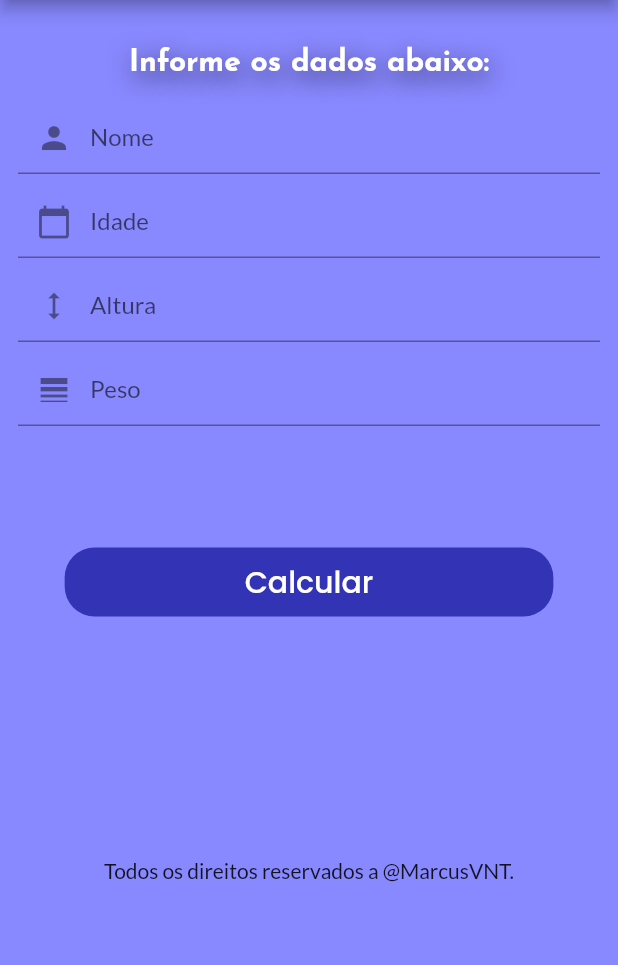
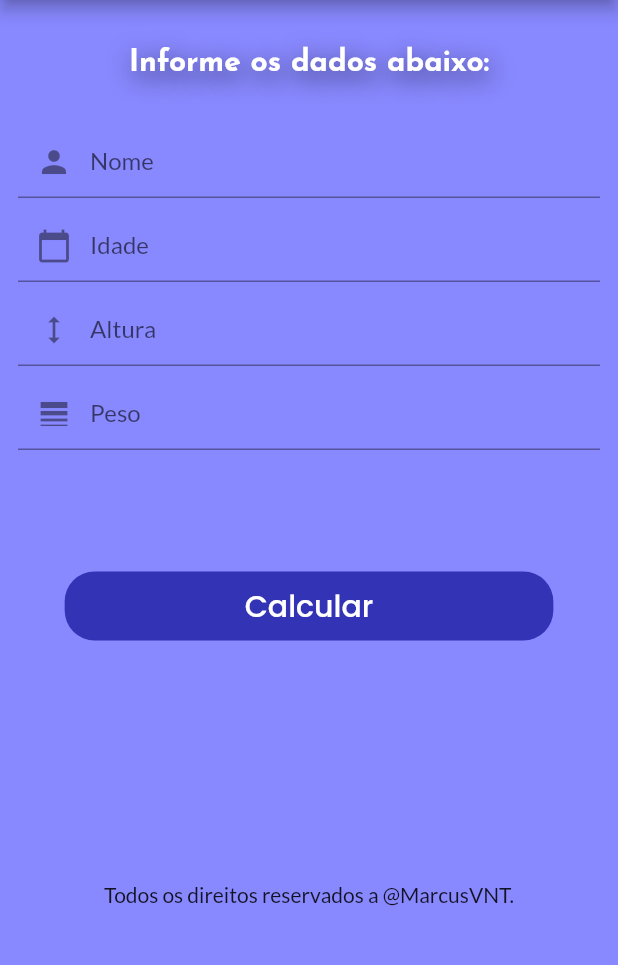
Before and after one commit to MarcusVNT/bmi, a Flutter app: the CalculationPage screen opened directly, after a tap on "Calcular", on a phone screen of 412 x 824 dp, the part 84-1049 px from its top. Run offline on Flutter 3.47's test engine with Material 2 defaults, Android fonts, the phone set to English and light mode, and no system bars; our stand-ins replace google_fonts.

Commit message:
Add BMI calculation

```diff
--- a/lib/pages/calculation_page.dart
+++ b/lib/pages/calculation_page.dart
@@ -9,6 +9,11 @@ class CalculationPage extends StatefulWidget {
 }
 
 class _CalculationPageState extends State<CalculationPage> {
+  var nameController = TextEditingController(text: "");
+  var ageController = TextEditingController(text: "");
+  var heightController = TextEditingController(text: "");
+  var weightController = TextEditingController(text: "");
+
   @override
   Widget build(BuildContext context) {
     return SafeArea(
@@ -46,13 +51,14 @@ class _CalculationPageState extends State<CalculationPage> {
                     ],
                   )),
             ),
-            const SizedBox(height: 16),
+            const SizedBox(height: 32),
             Container(
               margin: const EdgeInsets.symmetric(horizontal: 12),
-              child: const Column(
+              child: Column(
                 children: [
                   TextField(
-                    decoration: InputDecoration(
+                    controller: nameController,
+                    decoration: const InputDecoration(
                       contentPadding: EdgeInsets.symmetric(
                         horizontal: 8,
                       ),
@@ -62,9 +68,10 @@ class _CalculationPageState extends State<CalculationPage> {
                       prefixIcon: Icon(Icons.person),
                     ),
                   ),
-                  SizedBox(height: 8),
+                  const SizedBox(height: 8),
                   TextField(
-                    decoration: InputDecoration(
+                    controller: ageController,
+                    decoration: const InputDecoration(
                       contentPadding: EdgeInsets.symmetric(
                         horizontal: 8,
                       ),
@@ -74,9 +81,10 @@ class _CalculationPageState extends State<CalculationPage> {
                       prefixIcon: Icon(Icons.calendar_today),
                     ),
                   ),
-                  SizedBox(height: 8),
+                  const SizedBox(height: 8),
                   TextField(
-                    decoration: InputDecoration(
+                    controller: heightController,
+                    decoration: const InputDecoration(
                       contentPadding: EdgeInsets.symmetric(
                         horizontal: 8,
                       ),
@@ -86,9 +94,10 @@ class _CalculationPageState extends State<CalculationPage> {
                       prefixIcon: Icon(Icons.height),
                     ),
                   ),
-                  SizedBox(height: 8),
+                  const SizedBox(height: 8),
                   TextField(
-                    decoration: InputDecoration(
+                    controller: weightController,
+                    decoration: const InputDecoration(
                       contentPadding: EdgeInsets.symmetric(
                         horizontal: 8,
                       ),
@@ -103,7 +112,17 @@ class _CalculationPageState extends State<CalculationPage> {
             ),
             const SizedBox(height: 80),
             TextButton(
-              onPressed: () {},
+              onPressed: () {
+                double bmi = double.parse(weightController.text) /
+                    (double.parse(heightController.text) *
+                        double.parse(heightController.text));
+
+                print(nameController.text);
+                print(ageController.text);
+                print(heightController.text);
+                print(weightController.text);
+                print(bmi);
+              },
               style: ButtonStyle(
                 padding: MaterialStateProperty.all<EdgeInsets>(
                     const EdgeInsets.symmetric(horizontal: 120, vertical: 8)),
```
